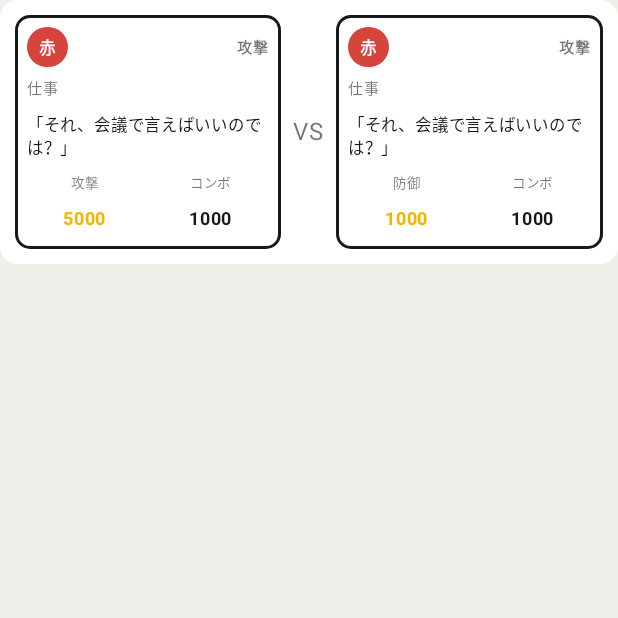
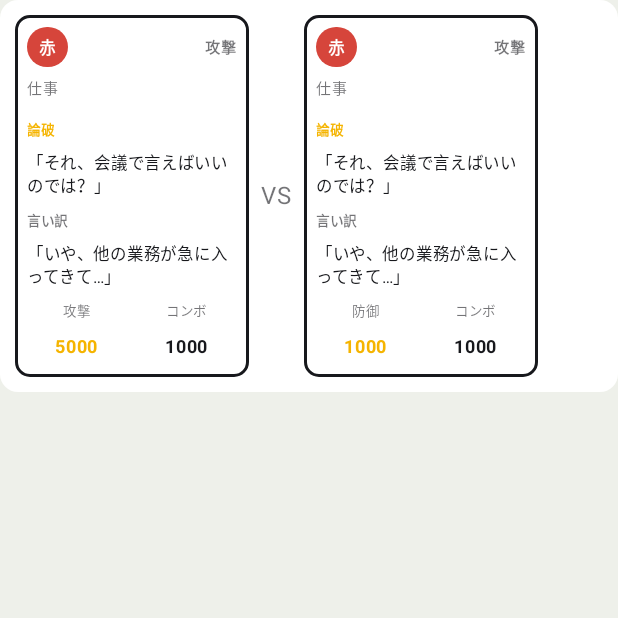
Before and after one commit to onoktttr0213-maker/background-play, an Android app built with Jetpack Compose: the composable Matchup called with sample values from the repository, on a phone screen of 412 x 824 dp, the top half of it. Run offline under Robolectric (Android 15) with nearby library versions, the phone set to English and light mode, and no system bars.

Commit message:
Always show both attack (論破) and excuse (言い訳) text on every card
Card.attackText and Card.excuseText were both in the data model already,
but the UI only ever rendered one of them via a showExcuse flag that no
caller actually set — so the excuse text was effectively dead in both the
web prototype and the Android app. Cards now always print both, each
under its own label, matching how a physical card would carry both lines
of flavor text printed on the same face.

- web/index.html: cardHtml() always renders both text blocks; widened
  the card tile and added overflow-x:auto to the attacker/defender
  matchup row so the extra height/width don't clip on narrow phones.
- android/app: CardTile drops the unused showExcuse param and renders
  both texts; fixed a latent bug where its internal width() modifier
  was applied after the caller's modifier, silently overriding
  fillMaxWidth() in the grid-based pickers (bench select, target pick,
  combo pickers) — the default width is now applied first so callers can
  override it as intended.
- Verified with fresh Playwright playthroughs (2-player and CPU modes,
  zero errors) and confirmed android/core's 23 unit tests still pass.

```diff
--- a/android/app/src/main/kotlin/com/logicpunch/app/ui/BattleFlow.kt
+++ b/android/app/src/main/kotlin/com/logicpunch/app/ui/BattleFlow.kt
@@ -1,6 +1,7 @@
 package com.logicpunch.app.ui
 
 import androidx.compose.foundation.background
+import androidx.compose.foundation.horizontalScroll
 import androidx.compose.foundation.layout.Arrangement
 import androidx.compose.foundation.layout.Column
 import androidx.compose.foundation.layout.PaddingValues
@@ -12,6 +13,7 @@ import androidx.compose.foundation.layout.weight
 import androidx.compose.foundation.lazy.grid.GridCells
 import androidx.compose.foundation.lazy.grid.LazyVerticalGrid
 import androidx.compose.foundation.lazy.grid.items
+import androidx.compose.foundation.rememberScrollState
 import androidx.compose.foundation.shape.RoundedCornerShape
 import androidx.compose.material3.Button
 import androidx.compose.material3.ButtonDefaults
@@ -240,13 +242,14 @@ private fun Matchup(attacker: Card, defender: Card) {
         modifier = Modifier
             .fillMaxWidth()
             .background(MaterialTheme.colorScheme.surface, RoundedCornerShape(12.dp))
+            .horizontalScroll(rememberScrollState())
             .padding(10.dp),
         horizontalArrangement = Arrangement.spacedBy(8.dp),
         verticalAlignment = Alignment.CenterVertically,
     ) {
-        CardTile(attacker, mode = CardStatMode.ATTACK, modifier = Modifier.weight(1f))
+        CardTile(attacker, mode = CardStatMode.ATTACK)
         Text("VS", fontSize = 16.sp, color = MaterialTheme.colorScheme.onBackground.copy(alpha = 0.6f))
-        CardTile(defender, mode = CardStatMode.DEFENSE, modifier = Modifier.weight(1f))
+        CardTile(defender, mode = CardStatMode.DEFENSE)
     }
 }
 
--- a/android/app/src/main/kotlin/com/logicpunch/app/ui/CardTile.kt
+++ b/android/app/src/main/kotlin/com/logicpunch/app/ui/CardTile.kt
@@ -43,14 +43,16 @@ fun CardTile(
     mode: CardStatMode = CardStatMode.BOTH,
     selected: Boolean = false,
     dim: Boolean = false,
-    showExcuse: Boolean = false,
     onClick: (() -> Unit)? = null,
 ) {
     val borderColor = if (selected) MaterialTheme.colorScheme.primary else MaterialTheme.colorScheme.onBackground
     val borderWidth = if (selected) 3.dp else 2.dp
     Column(
-        modifier = modifier
-            .width(136.dp)
+        // Default width first, then the caller's modifier — so passing Modifier.fillMaxWidth()
+        // (as the grid-based pickers do) overrides this default instead of being overridden by it.
+        modifier = Modifier
+            .width(156.dp)
+            .then(modifier)
             .alpha(if (dim) 0.4f else 1f)
             .border(borderWidth, borderColor, RoundedCornerShape(10.dp))
             .background(MaterialTheme.colorScheme.surface, RoundedCornerShape(10.dp))
@@ -89,10 +91,32 @@ fun CardTile(
             modifier = Modifier.padding(top = 2.dp),
         )
         Text(
-            text = "「" + (if (showExcuse) card.excuseText else card.attackText) + "」",
+            text = "論破",
+            fontSize = 9.sp,
+            fontWeight = FontWeight.Bold,
+            letterSpacing = 0.5.sp,
+            color = MaterialTheme.colorScheme.primary,
+            modifier = Modifier.padding(top = 4.dp),
+        )
+        Text(
+            text = "「" + card.attackText + "」",
             fontSize = 11.sp,
             lineHeight = 15.sp,
-            modifier = Modifier.padding(vertical = 4.dp),
+            modifier = Modifier.padding(top = 1.dp),
+        )
+        Text(
+            text = "言い訳",
+            fontSize = 9.sp,
+            fontWeight = FontWeight.Bold,
+            letterSpacing = 0.5.sp,
+            color = MaterialTheme.colorScheme.onBackground.copy(alpha = 0.6f),
+            modifier = Modifier.padding(top = 4.dp),
+        )
+        Text(
+            text = "「" + card.excuseText + "」",
+            fontSize = 11.sp,
+            lineHeight = 15.sp,
+            modifier = Modifier.padding(top = 1.dp, bottom = 3.dp),
         )
         Row(modifier = Modifier.fillMaxWidth(), horizontalArrangement = Arrangement.spacedBy(6.dp)) {
             when (mode) {
```
Also changed, not shown: 1 other file.
